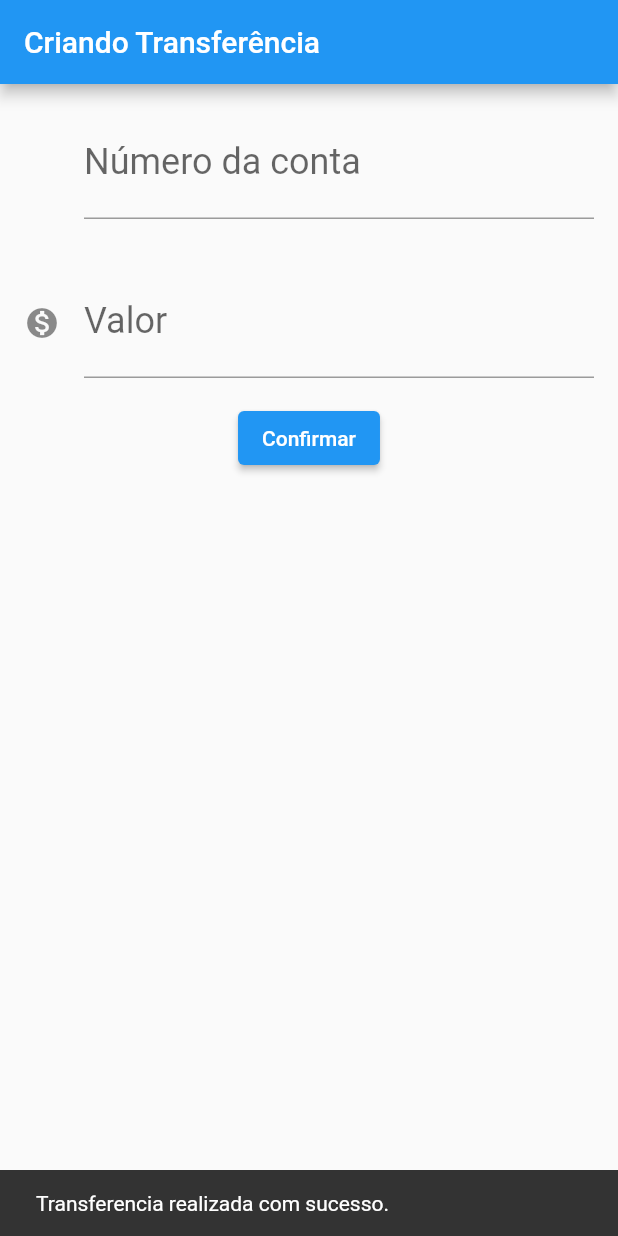
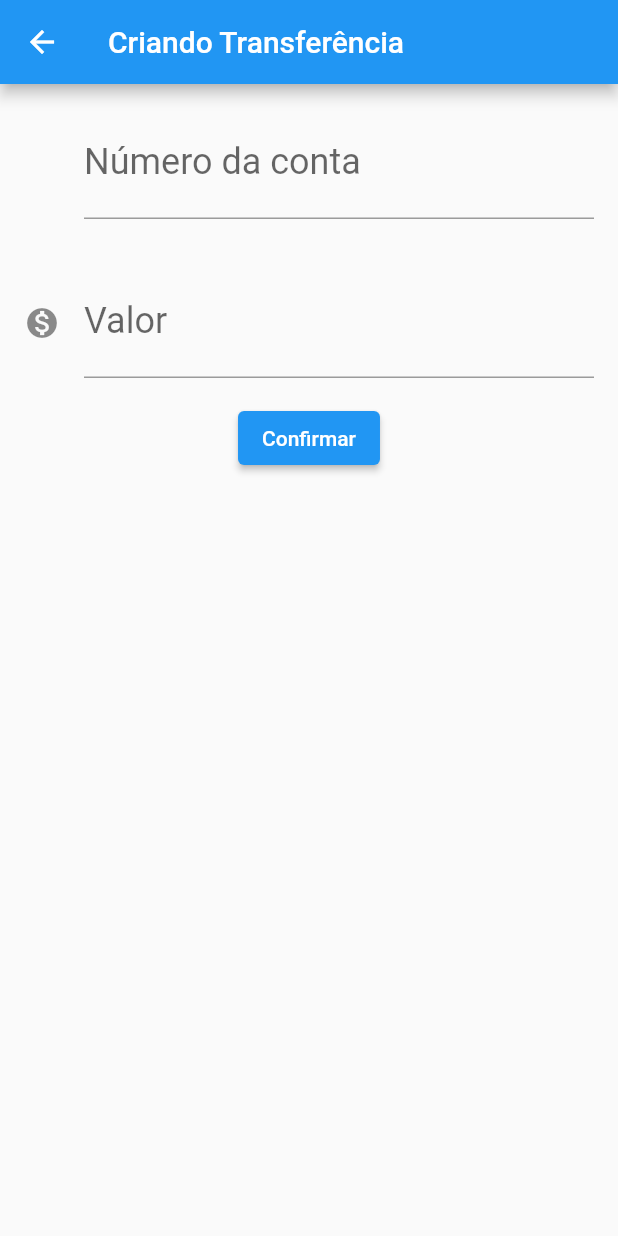
Before and after one commit to guilhermecortiz/bytebank, a Flutter app: the FormularioTransferencia screen opened directly, after a tap on "Confirmar", on a phone screen of 412 x 824 dp. Run offline on Flutter 3.47's test engine with Material 2 defaults, Android fonts, the phone set to English and light mode, and no system bars.

```diff
--- a/lib/main.dart
+++ b/lib/main.dart
@@ -7,17 +7,17 @@ class BytebankApp extends StatelessWidget {
   Widget build(BuildContext context) {
     return MaterialApp(
       home: Scaffold(
-        body: FormularioTransferencia(),
+        body: ListaTransferencias(),
       ),
     );
   }
 }
 
-class FormularioTransferencia extends StatelessWidget {
 final TextEditingController _controladorCampoNumeroConta =
     TextEditingController();
 final TextEditingController _controladorCampoValor = TextEditingController();
 
+class FormularioTransferencia extends StatelessWidget {
   @override
   Widget build(BuildContext context) {
     return Scaffold(
@@ -27,43 +27,31 @@ class FormularioTransferencia extends StatelessWidget {
       body: Column(
         children: <Widget>[
           Editor(
-            _controladorCampoNumeroConta,
-            'Número da conta',
-            '000',
-            null,
-          ),
+              controlador: _controladorCampoNumeroConta,
+              dica: '000',
+              rotulo: 'Número da conta'),
           Editor(
-            _controladorCampoValor,
-            'Valor',
-            '0.00',
-            Icons.monetization_on,
+            dica: '0.00',
+            controlador: _controladorCampoValor,
+            rotulo: 'Valor',
+            icone: Icons.monetization_on,
           ),
           ElevatedButton(
             child: Text('Confirmar'),
-            onPressed: () {
-              ScaffoldMessenger.of(context).showSnackBar(
-                SnackBar(
-                  content: const Text('Transferencia realizada com sucesso.'),
-                  // action: SnackBarAction(
-                  //   label: 'Action',
-                  //   onPressed: () {
-                  //     // Code to execute.
-                  //   },
-                  // ),
-                ),
-              );
-              debugPrint('Clicou no confirmar!');
-              final int? numeroConta =
-                  int.tryParse(_controladorCampoNumeroConta.text);
-              final double? valor =
-                  double.tryParse(_controladorCampoValor.text);
-              if (numeroConta != null && valor != null) {
-                debugPrint(_controladorCampoNumeroConta.text);
-                debugPrint(_controladorCampoValor.text);
-                final TransferenciaCriada = Transferencia(valor, numeroConta);
-                debugPrint('$TransferenciaCriada');
-              }
-            },
+            onPressed: () => //{
+                // ScaffoldMessenger.of(context).showSnackBar(
+                //   SnackBar(
+                //     content: const Text('Transferencia realizada com sucesso.'),
+                //     // action: SnackBarAction(
+                //     //   label: 'Action',
+                //     //   onPressed: () {
+                //     //     // Code to execute.
+                //     //   },
+                //     // ),
+                //   ),
+                // );
+                _criaTranferencia(context),
+            //},
           ),
         ],
       ),
@@ -71,27 +59,38 @@ class FormularioTransferencia extends StatelessWidget {
   }
 }
 
+void _criaTranferencia(BuildContext context) {
+  final int? numeroConta = int.tryParse(_controladorCampoNumeroConta.text);
+  final double? valor = double.tryParse(_controladorCampoValor.text);
+  if (numeroConta != null && valor != null) {
+    final transferenciaCriada = Transferencia(valor, numeroConta);
+    debugPrint('Criando Tranferência');
+    debugPrint('$transferenciaCriada');
+    Navigator.pop(context, transferenciaCriada);
+  }
+}
+
 class Editor extends StatelessWidget {
-  final TextEditingController _controlador;
-  final String _rotulo;
-  final String _dica;
-  final IconData? _icone;
+  final TextEditingController? controlador;
+  final String? rotulo;
+  final String? dica;
+  final IconData? icone;
 
-  Editor(this._controlador, this._rotulo, this._dica, [this._icone]);
+  Editor({this.controlador, this.rotulo, this.dica, this.icone});
 
   @override
   Widget build(BuildContext context) {
     return Padding(
       padding: const EdgeInsets.all(16.0),
       child: TextField(
-        controller: _controlador,
+        controller: controlador,
         style: TextStyle(
           fontSize: 24.0,
         ),
         decoration: InputDecoration(
-          labelText: _rotulo,
-          hintText: _dica,
-          icon: Icon(_icone),
+          labelText: rotulo,
+          hintText: dica,
+          icon: Icon(icone),
         ),
         keyboardType: TextInputType.number,
       ),
@@ -104,13 +103,30 @@ class ListaTransferencias extends StatelessWidget {
 
   @override
   Widget build(BuildContext context) {
-    return Column(
+    return Scaffold(
+      appBar: AppBar(
+        title: Text('Criando Transferência'),
+      ),
+      body: Column(
         children: <Widget>[
           ItemTransferencia(Transferencia(100.00, 1000)),
           ItemTransferencia(Transferencia(200.00, 1001)),
           ItemTransferencia(Transferencia(300.00, 1002)),
           ItemTransferencia(Transferencia(400.00, 1000)),
         ],
+      ),
+      floatingActionButton: FloatingActionButton(
+          child: Icon(Icons.add),
+          onPressed: () {
+            final Future future =
+                Navigator.push(context, MaterialPageRoute(builder: (context) {
+              return FormularioTransferencia();
+            }));
+            future.then((transferenciaRecebida) {
+              debugPrint('chegou no then do feture');
+              debugPrint('$transferenciaRecebida');
+            });
+          }),
     );
   }
 }
```
Lines whose indentation alone changed are shown as unchanged.
